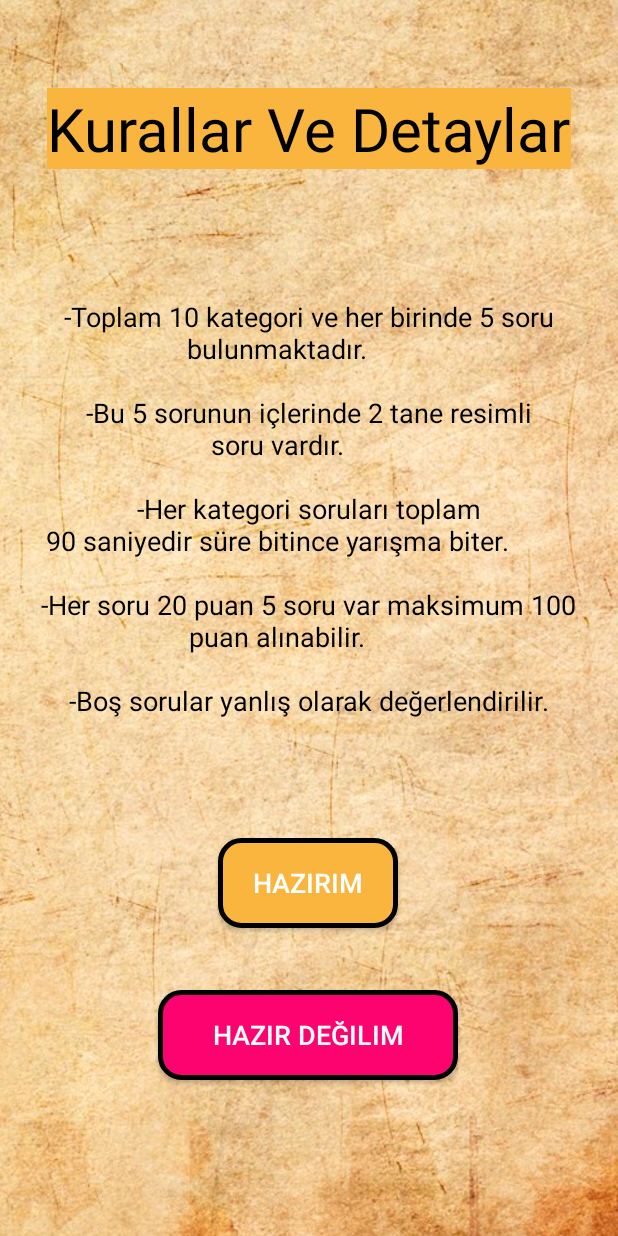
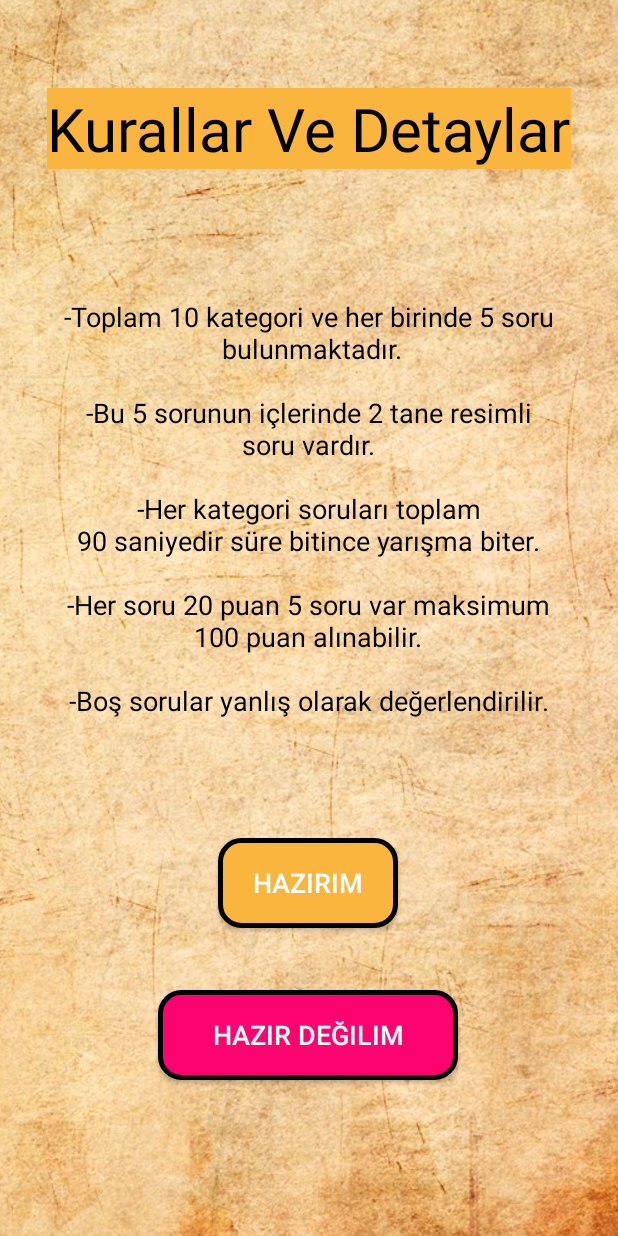
Before and after one commit to EnesBurakPolat/Knowledge-Competition, an Android app: the screen it shows after launch (KurallarActivity), after a tap on "BAŞLA", on a phone screen of 412 x 824 dp. Run offline under Robolectric (Android 15) with nearby library versions, the phone set to English and light mode, and no system bars.

Commit message:
İkinci Gönderim

```diff
--- a/app/src/main/res/layout/activity_kurallar.xml
+++ b/app/src/main/res/layout/activity_kurallar.xml
@@ -37,10 +37,14 @@
     <TextView
         android:layout_width="360dp"
         android:layout_height="340dp"
-        android:text="-Toplam 10 kategori ve her birinde 5 soru bulunmaktadır.
-        \n\n-Bu 5 sorunun içlerinde 2 tane resimli\nsoru vardır.
-        \n\n-Her kategori soruları toplam\n90 saniyedir süre bitince yarışma biter.
-        \n\n-Her soru 20 puan 5 soru var maksimum 100 puan alınabilir.
+        android:text="-Toplam 10 kategori ve her birinde 5 soru\n
+         bulunmaktadır.
+        \n\n-Bu 5 sorunun içlerinde 2 tane resimli\n
+        soru vardır.
+        \n\n-Her kategori soruları toplam\n
+        90 saniyedir süre bitince yarışma biter.
+        \n\n-Her soru 20 puan 5 soru var maksimum\n
+        100 puan alınabilir.
         \n\n-Boş sorular yanlış olarak değerlendirilir."
         android:textColor="#000000"
         android:textSize="18sp"
```
Also changed, not shown: 1 other file.
